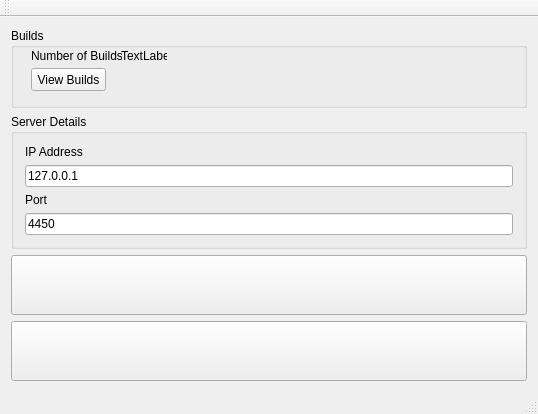
Qt form AppManClient/mainwindow.ui (hhvvkk/COS301DistrobutedApplicationManger) before a commit.
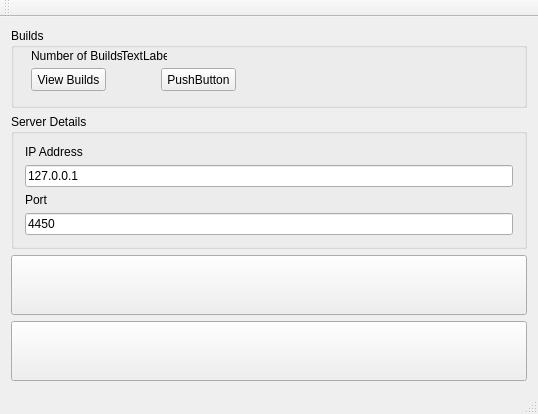
The same form after that commit. Icons and pictures are not drawn.

The edit to the form file:
```diff
--- a/AppManClient/mainwindow.ui
+++ b/AppManClient/mainwindow.ui
@@ -63,6 +63,19 @@
         <string>View Builds</string>
        </property>
       </widget>
+      <widget class="QPushButton" name="pushButton">
+       <property name="geometry">
+        <rect>
+         <x>150</x>
+         <y>40</y>
+         <width>75</width>
+         <height>23</height>
+        </rect>
+       </property>
+       <property name="text">
+        <string>PushButton</string>
+       </property>
+      </widget>
      </widget>
     </item>
     <item>
```
